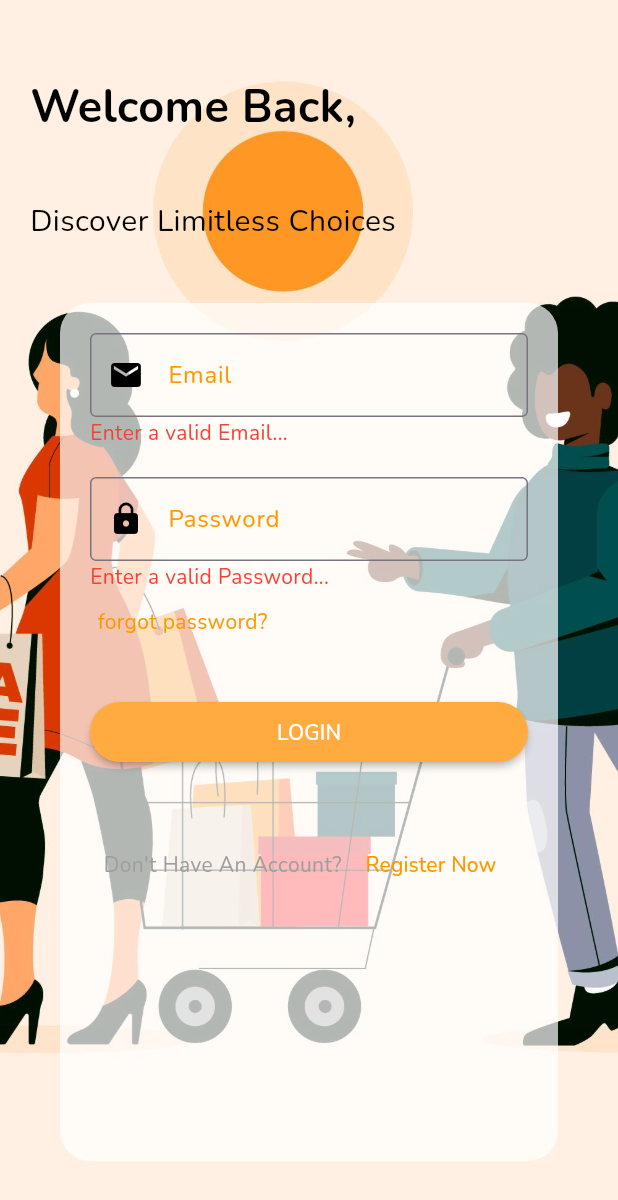
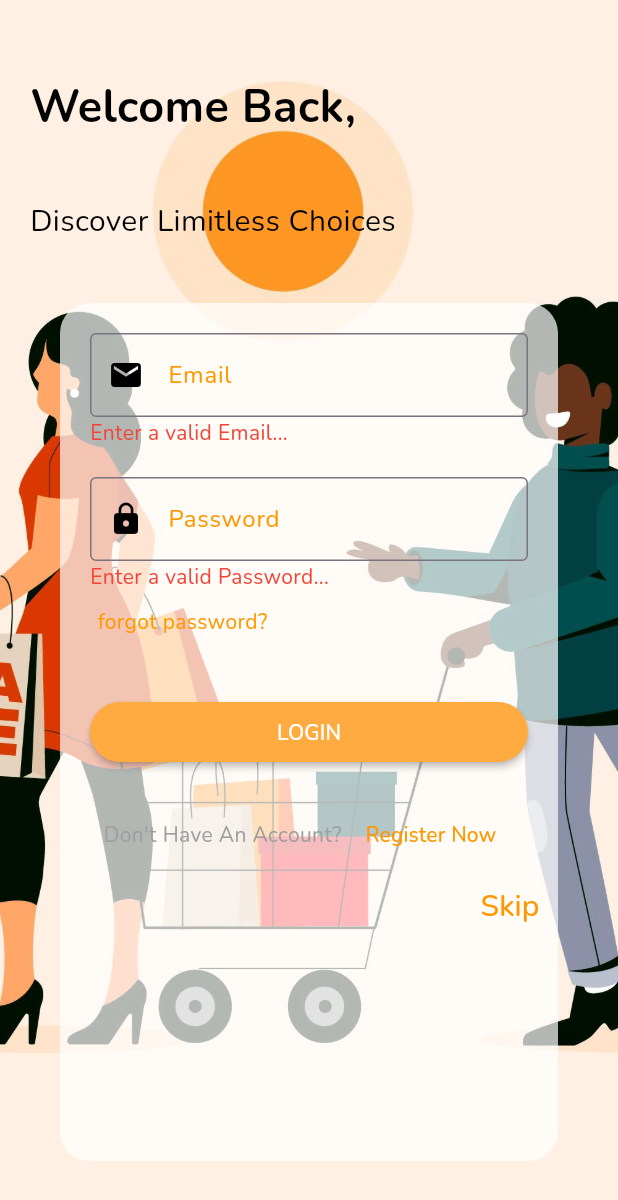
Before and after one commit to TasneemENG/Shopping_App, a Flutter app: the onboarding screen opened directly, after a tap on "Next", after a tap on "Skipe", on a phone screen of 412 x 824 dp. Shown: the top 1200 px of the screen. Run offline on Flutter 3.47's test engine with Material 3 defaults, Android fonts, the phone set to English and light mode, and no system bars; our stand-ins replace dartz, dio, google_fonts; network calls fail.

Commit message:
tasneem5

```diff
--- a/lib/features/Splash/presentation/views/widgets/onboading_body.dart
+++ b/lib/features/Splash/presentation/views/widgets/onboading_body.dart
@@ -1,4 +1,5 @@
 import 'package:animal_app/features/Home/presentation/views/Screens/HomeView.dart';
+import 'package:animal_app/features/Home/presentation/views/Screens/MainScreen.dart';
 import 'package:animal_app/features/Splash/data/models/onboarding.dart';
 import 'package:animal_app/features/authentication/presentation/views/screens/login_view.dart';
 import 'package:flutter/material.dart';
@@ -133,7 +134,7 @@
                           Navigator.pushReplacement(
                             context,
                             MaterialPageRoute(
-                              builder: (context) =>const HomeView(),
+                              builder: (context) =>const MainScreen(),
                             ),
                           );
                         } else {
--- a/lib/features/authentication/presentation/views/widgets/login_widget.dart
+++ b/lib/features/authentication/presentation/views/widgets/login_widget.dart
@@ -1,17 +1,14 @@
-
-import 'package:animal_app/features/Home/presentation/views/Screens/MainScreen.dart';
 import 'package:flutter/material.dart';
-
 import '../../../../Home/data/models/Category.dart';
 import '../screens/create_account_view.dart';
+import 'package:animal_app/features/Home/presentation/views/Screens/MainScreen.dart';
+
 class Login_body extends StatefulWidget {
   const Login_body({super.key});
 
   @override
-  State<Login_body> createState() => _LoginState(categories);
+  State<Login_body> createState() => _LoginState();
 }
-
-
 
 class _LoginState extends State<Login_body> {
   final TextEditingController _passwordController = TextEditingController();
@@ -32,23 +29,16 @@
   }
 
   void _validatePassword(String value) {
-    // Password should contain at least one letter and one number
     setState(() {
       _isPasswordValid = value.isNotEmpty && value.contains(RegExp(r'(?=.*[a-zA-Z])(?=.*\d)'));
     });
   }
 
   void _validateEmail(String value) {
-    // Email should be in correct format with "@"
     setState(() {
-      _isEmailValid = value.isNotEmpty&& value.contains('@gmail.com');
+      _isEmailValid = value.isNotEmpty && value.contains('@gmail.com');
     });
   }
-
-  @override
-  final List<Category>categories;
-
-  _LoginState(this.categories);
 
   @override
   Widget build(BuildContext context) {
@@ -75,7 +65,7 @@
                 ),
               ),
             ),
-            const SizedBox(height: 40,),
+            const SizedBox(height: 40),
             const Padding(
               padding: EdgeInsets.only(left: 20),
               child: Text(
@@ -92,11 +82,10 @@
                 padding: const EdgeInsets.symmetric(horizontal: 40),
                 child: Container(
                   decoration: BoxDecoration(
-
                     borderRadius: BorderRadius.circular(20),
-                    color: Colors.white70 ,
+                    color: Colors.white70,
                   ),
-                  child:  ListView(
+                  child: ListView(
                     children: [
                       const SizedBox(height: 20),
                       Padding(
@@ -105,29 +94,19 @@
                           controller: _emailController,
                           onChanged: _validateEmail,
                           decoration: InputDecoration(
-                            focusedBorder:const OutlineInputBorder(
-                              borderSide: BorderSide(
-                                color: Colors.orange, // Set border color to black
-                              ),
+                            focusedBorder: const OutlineInputBorder(
+                              borderSide: BorderSide(color: Colors.orange),
                             ),
                             border: const OutlineInputBorder(
-                              borderSide: BorderSide(
-                                color: Colors.black, // Set border color to black
-                              ),
+                              borderSide: BorderSide(color: Colors.black),
                             ),
                             hintText: "Email",
                             suffixIcon: _isEmailValid
-                                ? const Icon(
-                              Icons.check,
-                              color: Colors.green,
-                            )
+                                ? const Icon(Icons.check, color: Colors.green)
                                 : null,
-                            prefixIcon: const Icon(
-                              Icons.email,
-                              color: Colors.black,
-                            ),
+                            prefixIcon: const Icon(Icons.email, color: Colors.black),
                             labelText: "Email",
-                            labelStyle: const TextStyle(color:  Colors.orange),
+                            labelStyle: const TextStyle(color: Colors.orange),
                           ),
                           cursorColor: Colors.orangeAccent,
                         ),
@@ -148,29 +127,19 @@
                           onChanged: _validatePassword,
                           obscureText: true,
                           decoration: InputDecoration(
-                            focusedBorder:const OutlineInputBorder(
-                              borderSide: BorderSide(
-                                color: Colors.orange, // Set border color to black
-                              ),
+                            focusedBorder: const OutlineInputBorder(
+                              borderSide: BorderSide(color: Colors.orange),
                             ),
                             border: const OutlineInputBorder(
-                              borderSide: BorderSide(
-                                color: Colors.black, // Set border color to black
-                              ),
+                              borderSide: BorderSide(color: Colors.black),
                             ),
                             hintText: "Password",
                             suffixIcon: _isPasswordValid
-                                ? const Icon(
-                              Icons.check,
-                              color: Colors.green,
-                            )
+                                ? const Icon(Icons.check, color: Colors.green)
                                 : null,
-                            prefixIcon: const Icon(
-                              Icons.lock,
-                              color: Colors.black,
-                            ),
+                            prefixIcon: const Icon(Icons.lock, color: Colors.black),
                             labelText: "Password",
-                            labelStyle: const TextStyle(color:  Colors.orange ),
+                            labelStyle: const TextStyle(color: Colors.orange),
                           ),
                           cursorColor: Colors.orangeAccent,
                         ),
@@ -190,6 +159,7 @@
                           style: TextStyle(color: Colors.orange),
                         ),
                       ),
+                      // Login Button
                       Center(
                         child: Padding(
                           padding: const EdgeInsets.symmetric(horizontal: 20),
@@ -201,7 +171,12 @@
                             height: 40,
                             onPressed: () {
                               if (_isEmailValid && _isPasswordValid) {
-                                Navigator.push(context,MaterialPageRoute(builder: (context)=>const MainScreen()));
+                                Navigator.push(
+                                  context,
+                                  MaterialPageRoute(
+                                    builder: (context) => const MainScreen(),
+                                  ),
+                                );
                               }
                             },
                             color: Colors.orangeAccent,
@@ -212,21 +187,49 @@
                           ),
                         ),
                       ),
-                      const SizedBox(height: 40),
+                      const SizedBox(height: 20),
+                      // Skip Button
+
+                      // Register Button
                       Row(
                         mainAxisAlignment: MainAxisAlignment.center,
                         children: [
                           const Text(
                             "Don't Have An Account? ",
-                            style: TextStyle(color:  Colors.grey ),
+                            style: TextStyle(color: Colors.grey),
                           ),
                           TextButton(
                             onPressed: () {
-                              Navigator.push(context, MaterialPageRoute(builder: (context) => const Create_account()));
+                              Navigator.push(
+                                context,
+                                MaterialPageRoute(
+                                  builder: (context) => const Create_account(),
+                                ),
+                              );
                             },
                             child: const Text(
                               "Register Now",
                               style: TextStyle(color: Colors.orange),
+                            ),
+                          ),
+                        ],
+                      ),
+                      Row(
+                        mainAxisAlignment: MainAxisAlignment.end,
+                        children: [
+                          TextButton(
+                            onPressed: () {
+                              Navigator.push(
+                                context,
+                                MaterialPageRoute(
+                                  builder: (context) => const MainScreen(), // Adjust the target screen as needed
+                                ),
+                              );
+                            },
+                            child: const Text(
+                              "Skip",
+                              style: TextStyle(color: Colors.orange,fontSize: 20, ),
+
                             ),
                           ),
                         ],
@@ -236,7 +239,6 @@
                 ),
               ),
             ),
-
             const SizedBox(height: 50),
           ],
         ),
--- a/lib/main.dart
+++ b/lib/main.dart
@@ -1,3 +1,4 @@
+import 'package:animal_app/features/Home/presentation/views/Screens/HomeView.dart';
 import 'package:animal_app/features/Splash/presentation/views/screens/Splash_view.dart';
 import 'package:flutter/material.dart';
 import 'package:google_fonts/google_fonts.dart';
@@ -28,7 +29,7 @@
         //   secondary: Colors.tealAccent,
         // ),
       ),
-      home: const Splash_view(),
+      home: const HomeView(),
     );
   }
 }
```
Also changed, not shown: lib/features/Home/presentation/views/Screens/HomeView.dart (+74 -32 lines), pubspec.lock, sales/a2020cf5-9244-4244-8b8b-46186a571545.jpg (added).
